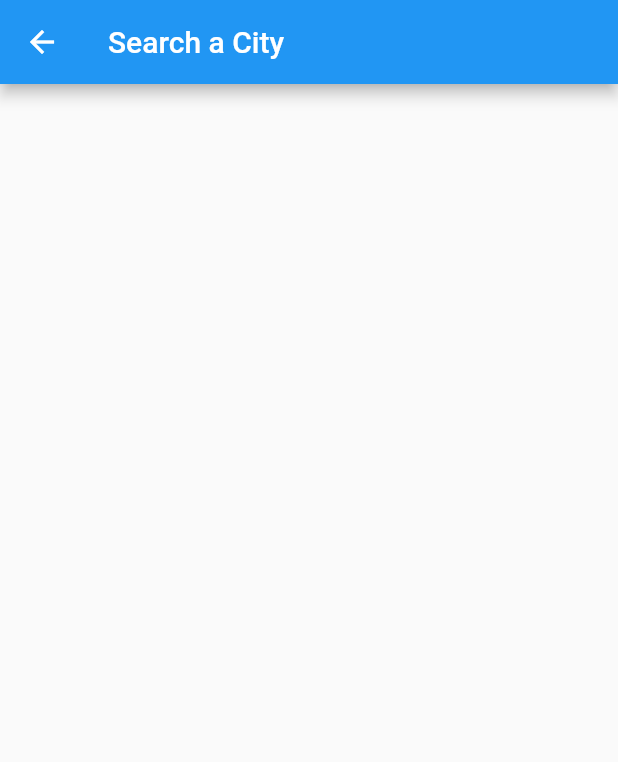
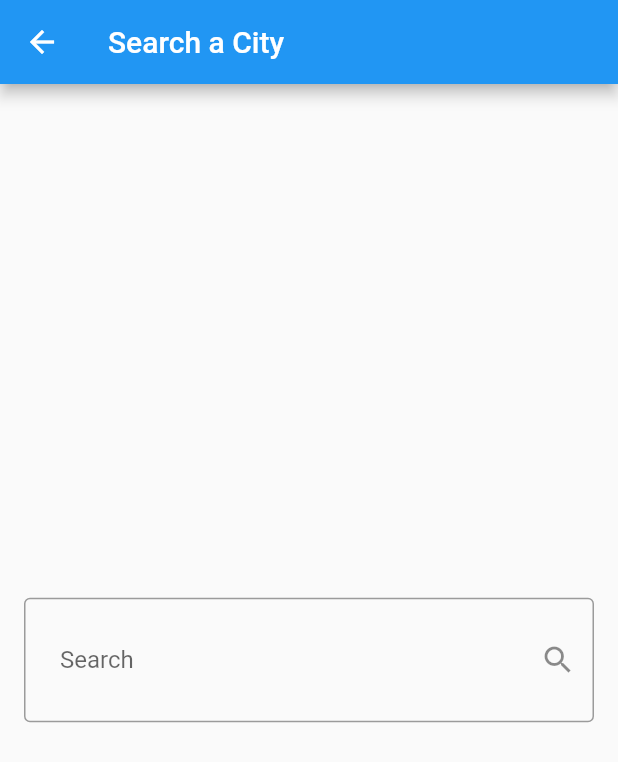
Before and after one commit to MohamedEssam-900009/weather_app, a Flutter app: the SearchPage screen opened directly, on a phone screen of 412 x 824 dp. Shown: the top 762 px of the screen. Run offline on Flutter 3.47's test engine with Material 2 defaults, Android fonts, the phone set to English and light mode, and no system bars.

Commit message:
added a text field to search page

```diff
--- a/lib/pages/search_page.dart
+++ b/lib/pages/search_page.dart
@@ -1,6 +1,4 @@
 import 'package:flutter/material.dart';
-import 'package:flutter/src/widgets/container.dart';
-import 'package:flutter/src/widgets/framework.dart';
 
 class SearchPage extends StatelessWidget {
   const SearchPage({super.key});
@@ -9,7 +7,21 @@ class SearchPage extends StatelessWidget {
   Widget build(BuildContext context) {
     return Scaffold(
       appBar: AppBar(
-        title: Text('Search a City'),
+        title: const Text('Search a City'),
+      ),
+      body: const Center(
+        child: Padding(
+          padding: EdgeInsets.symmetric(horizontal: 16.0),
+          child: TextField(
+            decoration: InputDecoration(
+              hintText: 'Enter a city',
+              border: OutlineInputBorder(),
+              suffixIcon: Icon(Icons.search),
+              labelText: 'Search',
+              contentPadding: EdgeInsets.symmetric(vertical: 32.0,horizontal: 24.0)
+            ),
+          ),
+        ),
       ),
     );
   }
```
